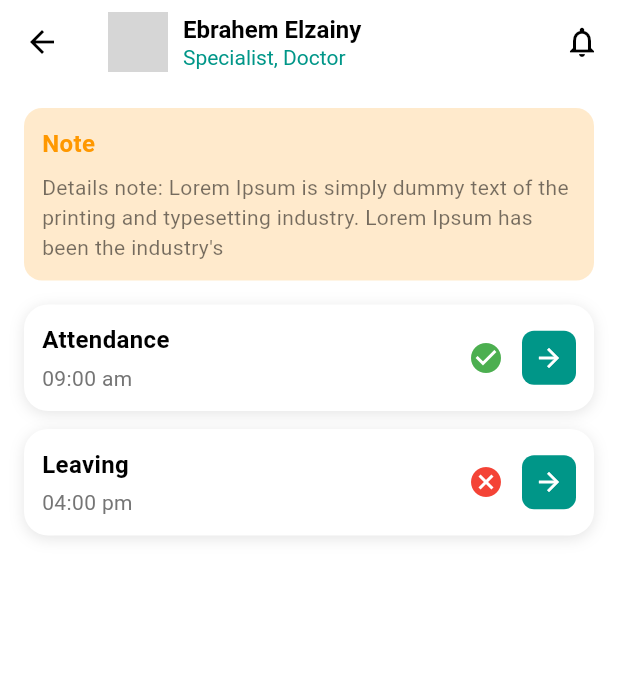
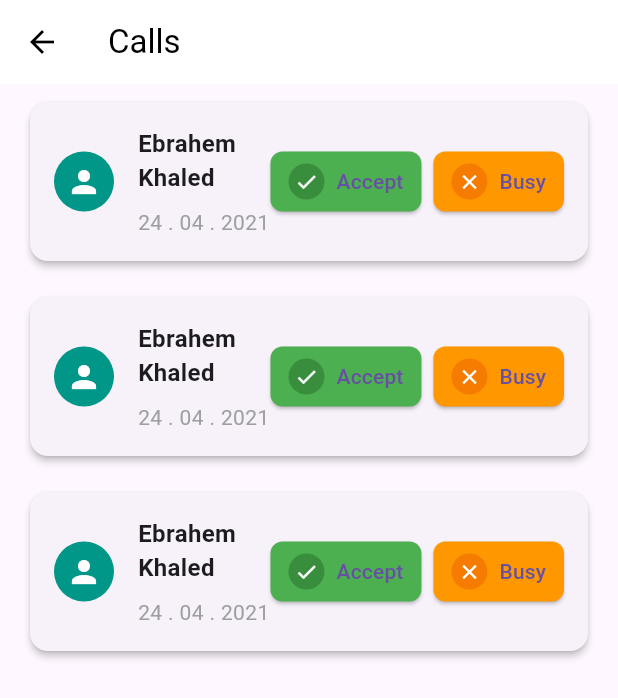
Before and after one commit to MohamedHamedAbdulhakam/adaptive_and_responsive_ui, a Flutter app: the screen it shows after launch, on a phone screen of 412 x 824 dp. Shown: the top 698 px of the screen. Run offline on Flutter 3.47's test engine with Material 3 defaults, Android fonts, the light colour scheme and no system bars; our stand-ins replace font_awesome_flutter; grey boxes are pictures that could not be loaded.

Commit message:
calls feature

```diff
--- a/lib/main.dart
+++ b/lib/main.dart
@@ -3,6 +3,7 @@ import 'dart:developer'; // For logging
 import 'package:adaptive_and_responsive_ui/views/home_view.dart';
 import 'package:adaptive_and_responsive_ui/views/profile_screen.dart';
 import 'package:adaptive_and_responsive_ui/views/widgets/attendence_screen.dart';
+import 'package:adaptive_and_responsive_ui/views/widgets/calls.dart';
 import 'package:adaptive_and_responsive_ui/views/widgets/notification_screen.dart';
 import 'package:flutter/material.dart';
 
@@ -15,7 +16,7 @@ class AdaptiveApp extends StatelessWidget {
 
   @override
   Widget build(BuildContext context) {
-    return AttendanceScreen();
+    return CallsScreen();
   }
 }
 
--- /dev/null
+++ b/lib/views/widgets/calls.dart
@@ -0,0 +1,120 @@
+import 'package:flutter/material.dart';
+
+
+
+class CallsScreen extends StatelessWidget {
+  const CallsScreen({Key? key}) : super(key: key);
+
+  Widget circularIcon(IconData icon, Color color, Color backgroundColor) {
+    return Container(
+      width: 24,
+      height: 24,
+      decoration: BoxDecoration(
+        color: backgroundColor,
+        shape: BoxShape.circle,
+      ),
+      child: Icon(
+        icon,
+        color: color,
+        size: 16,
+      ),
+    );
+  }
+
+  @override
+  Widget build(BuildContext context) {
+    return Scaffold(
+      appBar: AppBar(
+        title: const Text("Calls"),
+        leading: const BackButton(),
+        backgroundColor: Colors.white,
+        foregroundColor: Colors.black,
+        elevation: 0,
+      ),
+      body: ListView.builder(
+        itemCount: 3, // Number of cards
+        itemBuilder: (context, index) {
+          return Padding(
+            padding: const EdgeInsets.symmetric(horizontal: 16.0, vertical: 8.0),
+            child: Card(
+              shape: RoundedRectangleBorder(
+                borderRadius: BorderRadius.circular(12.0),
+              ),
+              elevation: 2,
+              child: Padding(
+                padding: const EdgeInsets.all(16.0),
+                child: Row(
+                  children: [
+                    const CircleAvatar(
+                      child: Icon(Icons.person, color: Colors.white),
+                      backgroundColor: Colors.teal,
+                    ),
+                    const SizedBox(width: 16),
+                    Expanded(
+                      child: Column(
+                        crossAxisAlignment: CrossAxisAlignment.start,
+                        children: const [
+                          Text(
+                            "Ebrahem Khaled",
+                            style: TextStyle(
+                              fontSize: 16,
+                              fontWeight: FontWeight.bold,
+                            ),
+                          ),
+                          SizedBox(height: 8),
+                          Text(
+                            "24 . 04 . 2021",
+                            style: TextStyle(color: Colors.grey),
+                          ),
+                        ],
+                      ),
+                    ),
+                    Row(
+                      children: [
+                        ElevatedButton(
+                          onPressed: () {},
+                          style: ElevatedButton.styleFrom(
+                            backgroundColor: Colors.green,
+                            shape: RoundedRectangleBorder(
+                              borderRadius: BorderRadius.circular(8),
+                            ),
+                            padding: const EdgeInsets.symmetric(horizontal: 12, vertical: 8),
+                          ),
+                          child: Row(
+                            children: [
+                              circularIcon(Icons.check, Colors.white, Colors.green.shade700),
+                              const SizedBox(width: 8),
+                              const Text("Accept"),
+                            ],
+                          ),
+                        ),
+                        const SizedBox(width: 8),
+                        ElevatedButton(
+                          onPressed: () {},
+                          style: ElevatedButton.styleFrom(
+                            backgroundColor: Colors.orange,
+                            shape: RoundedRectangleBorder(
+                              borderRadius: BorderRadius.circular(8),
+                            ),
+                            padding: const EdgeInsets.symmetric(horizontal: 12, vertical: 8),
+                          ),
+                          child: Row(
+                            children: [
+                              circularIcon(Icons.close, Colors.white, Colors.orange.shade700),
+                              const SizedBox(width: 8),
+                              const Text("Busy"),
+                            ],
+                          ),
+                        ),
+                      ],
+                    ),
+                  ],
+                ),
+              ),
+            ),
+          );
+        },
+      ),
+    );
+  }
+}
```
